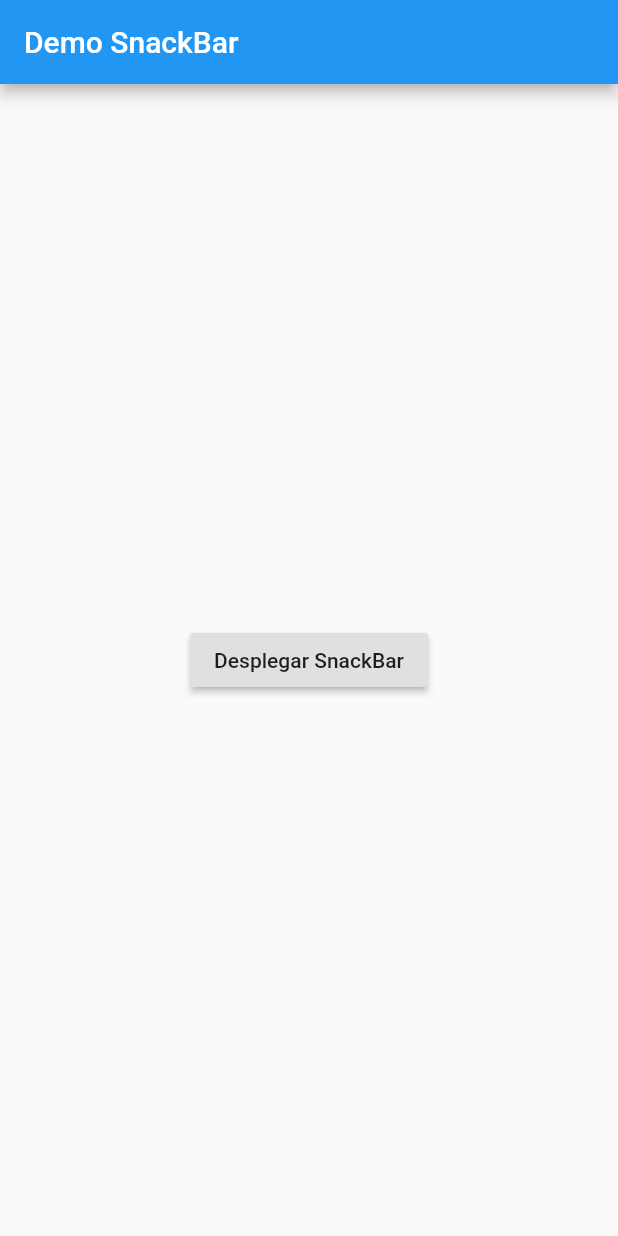
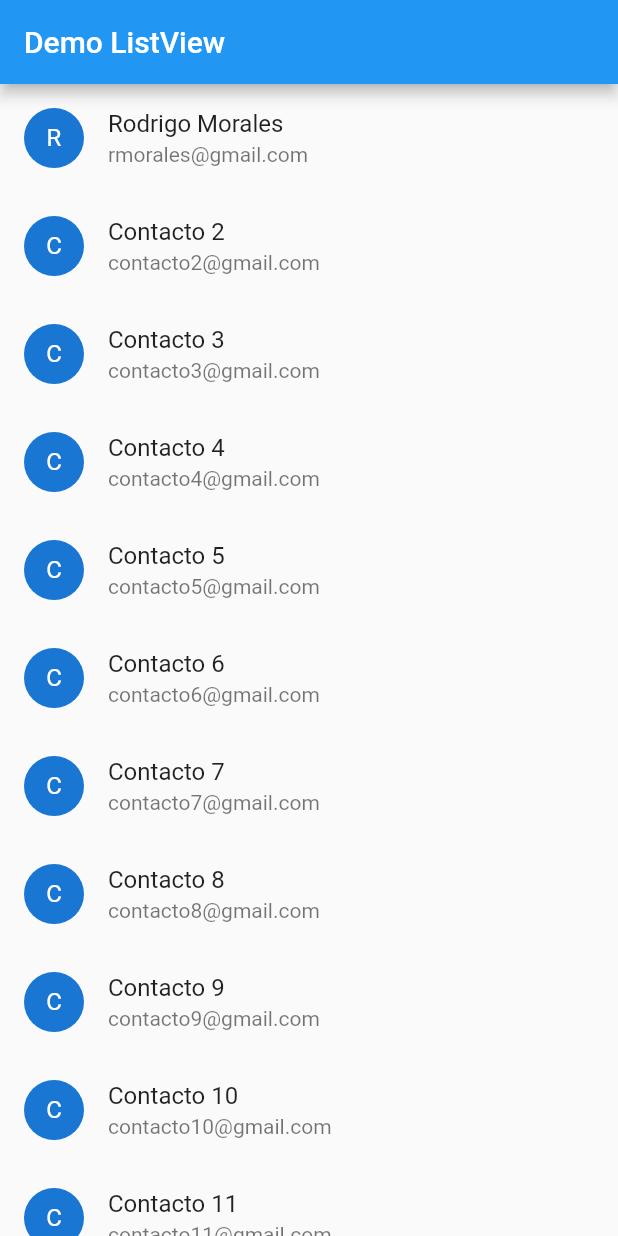
Before and after one commit to alvag/widgets_flutter, a Flutter app: the screen it shows after launch, on a phone screen of 412 x 824 dp. Run offline on Flutter 3.47's test engine with Material 2 defaults, Android fonts, the phone set to English and light mode, and no system bars.

Commit message:
ListView

```diff
--- a/lib/main.dart
+++ b/lib/main.dart
@@ -1,14 +1,18 @@
 import 'package:flutter/material.dart';
 import 'package:introduccion_flutter/pages/battery.dart';
 import 'package:introduccion_flutter/pages/settings.dart';
-import 'package:introduccion_flutter/widgets/snackbar.dart';
+import 'package:introduccion_flutter/widgets/listview.dart';
 
 void main() {
     runApp(MaterialApp(
 //        home: MyTabs(),
 //    home: MyAlertDialog(),
 //    home: MyStepper(),
-        home: MySnackBar(),
+//    home: MyNavigationDrawer(),
+//    home: FirstPage(),
+//    home: NavigatorTabs(),
+//        home: MySnackBar(),
+        home: MyListView(),
         routes: <String, WidgetBuilder>{
             Settings.routeName: (BuildContext context) => Settings(),
             Battery.routeName: (BuildContext context) => Battery()
--- /dev/null
+++ b/lib/model/contact.model.dart
@@ -0,0 +1,6 @@
+class ContactModel {
+    final String name;
+    final String email;
+
+    const ContactModel({this.email, this.name});
+}
--- /dev/null
+++ b/lib/pages/contact-item.dart
@@ -0,0 +1,20 @@
+import 'package:flutter/material.dart';
+import 'package:introduccion_flutter/model/contact.model.dart';
+
+class ContactItem extends StatelessWidget {
+
+    final ContactModel contact;
+
+    ContactItem(this.contact);
+
+    @override
+    Widget build(BuildContext context) {
+        return ListTile(
+            leading: CircleAvatar(
+                child: Text(contact.name.substring(0, 1)),
+            ),
+            title: Text(contact.name),
+            subtitle: Text(contact.email),
+        );
+    }
+}
--- /dev/null
+++ b/lib/pages/contact-list.dart
@@ -0,0 +1,21 @@
+import 'package:flutter/material.dart';
+import 'package:introduccion_flutter/model/contact.model.dart';
+import 'package:introduccion_flutter/pages/contact-item.dart';
+
+class ContactList extends StatelessWidget {
+
+    final List<ContactModel> contacts;
+
+    ContactList(this.contacts);
+
+    @override
+    Widget build(BuildContext context) {
+        return ListView(
+            children: buildContactList(),
+        );
+    }
+
+    List<ContactItem> buildContactList() {
+        return contacts.map((contact) => ContactItem(contact)).toList();
+    }
+}
--- /dev/null
+++ b/lib/widgets/listview.dart
@@ -0,0 +1,58 @@
+import 'package:flutter/material.dart';
+import 'package:introduccion_flutter/model/contact.model.dart';
+import 'package:introduccion_flutter/pages/contact-list.dart';
+
+class MyListView extends StatefulWidget {
+    @override
+    _MyListViewState createState() => _MyListViewState();
+}
+
+class _MyListViewState extends State<MyListView> {
+    @override
+    Widget build(BuildContext context) {
+        return Scaffold(
+            appBar: AppBar(
+                title: Text('Demo ListView'),
+            ),
+            body: Contact(),
+        );
+    }
+}
+
+class Contact extends StatelessWidget {
+    @override
+    Widget build(BuildContext context) {
+        return Scaffold(
+            body: ContactList(buildList()),
+        );
+    }
+
+    buildList() {
+        return <ContactModel>[
+            const ContactModel(
+                name: 'Rodrigo Morales', email: 'rmorales@gmail.com'),
+            const ContactModel(
+                name: 'Contacto 2', email: 'contacto2@gmail.com'),
+            const ContactModel(
+                name: 'Contacto 3', email: 'contacto3@gmail.com'),
+            const ContactModel(
+                name: 'Contacto 4', email: 'contacto4@gmail.com'),
+            const ContactModel(
+                name: 'Contacto 5', email: 'contacto5@gmail.com'),
+            const ContactModel(
+                name: 'Contacto 6', email: 'contacto6@gmail.com'),
+            const ContactModel(
+                name: 'Contacto 7', email: 'contacto7@gmail.com'),
+            const ContactModel(
+                name: 'Contacto 8', email: 'contacto8@gmail.com'),
+            const ContactModel(
+                name: 'Contacto 9', email: 'contacto9@gmail.com'),
+            const ContactModel(
+                name: 'Contacto 10', email: 'contacto10@gmail.com'),
+            const ContactModel(
+                name: 'Contacto 11', email: 'contacto11@gmail.com'),
+            const ContactModel(
+                name: 'Contacto 12', email: 'contacto12@gmail.com'),
+        ];
+    }
+}
```
